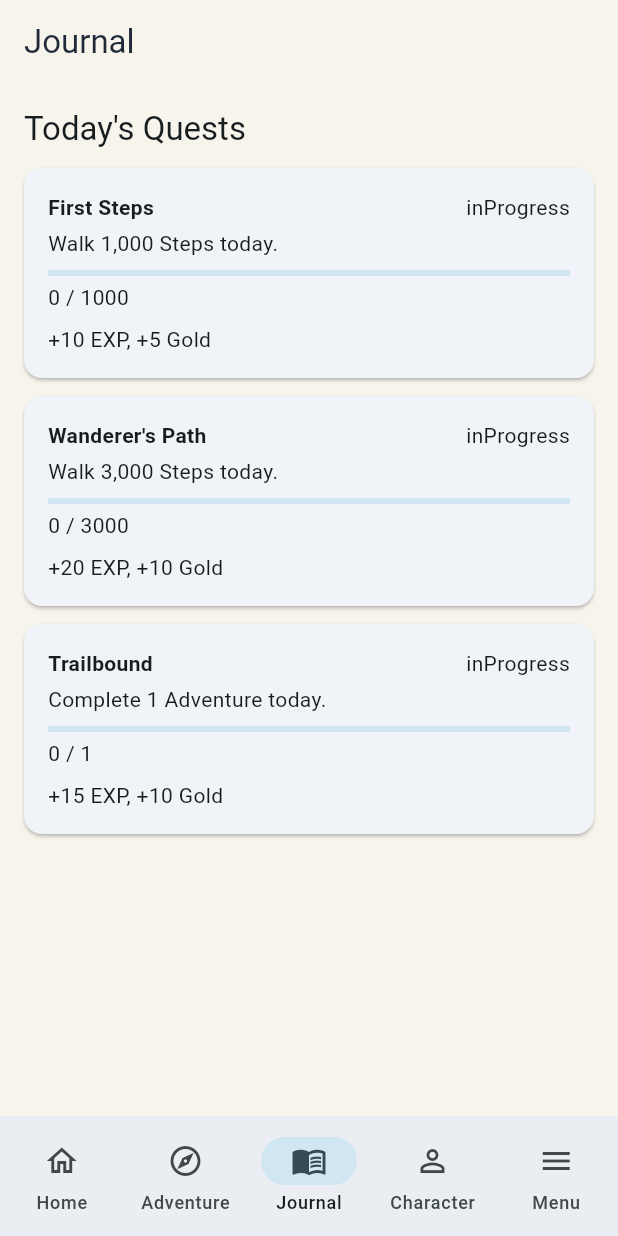
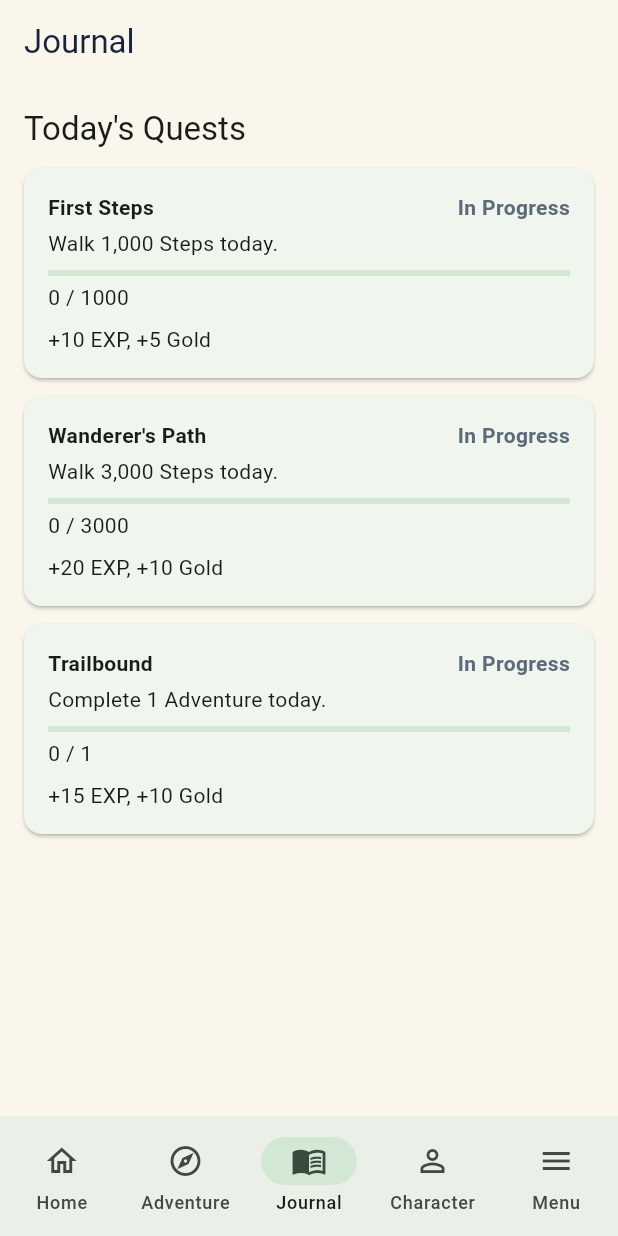
Before and after one commit to namchokGithub/everstride-mobile, a Flutter app: the JournalScreen screen opened by its route, on a phone screen of 412 x 824 dp. Run offline on Flutter 3.47's test engine with Material 3 defaults, Android fonts, the phone set to English and light mode, and no system bars; our stand-ins replace drift, flutter_dotenv, flutter_riverpod, go_router, supabase_flutter; missing offline and left inert: health; accounts and stored records are empty; generated files the repository leaves out were written again.

Commit message:
feat: enhance UI with tooltips, improve theme colors, and add tests for screens

```diff
--- a/lib/app/screens/home_screen.dart
+++ b/lib/app/screens/home_screen.dart
@@ -32,6 +32,7 @@ class HomeScreen extends ConsumerWidget {
         ),
         actions: [
           IconButton(
+            tooltip: 'Pick a date',
             icon: const Icon(Icons.calendar_today_outlined),
             onPressed: () async {
               final selectedDate = ref.read(selectedDateProvider);
@@ -202,6 +203,7 @@ class _Dashboard extends ConsumerWidget {
         ),
         Center(
           child: IconButton(
+            tooltip: 'Sync now',
             icon: (steps.isLoading || (sync?.isLoading ?? false))
                 ? const SizedBox(
                     width: 20,
--- a/lib/app/theme/app_theme.dart
+++ b/lib/app/theme/app_theme.dart
@@ -3,22 +3,26 @@ import 'package:flutter/material.dart';
 class AppTheme {
   const AppTheme._();
 
-  static const backgroundColor = Color(0xFFF7F4EC);
+  static const jade = Color(0xFF2E9B5F);
+  static const mint = Color(0xFFA9F1C9);
+  static const deepNavy = Color(0xFF16233D);
+  static const warmCream = Color(0xFFFBF6EC);
+  static const amber = Color(0xFFE8B93F);
+  static const berry = Color(0xFFC65D5D);
+
+  static const backgroundColor = warmCream;
   static const surfaceColor = Color(0xFFFFFFFF);
-  static const primaryColor = Color(0xFF1F2E35);
-  static const textPrimaryColor = Color(0xFF1F2937);
-  static const textSecondaryColor = Color(0xFF6B7280);
-  static const accentGold = Color(0xFFE8B93F);
-  static const accentBlue = Color(0xFF3B82F6);
-  static const accentGreen = Color(0xFF5B8C5A);
+  static const textPrimaryColor = deepNavy;
+  static const textSecondaryColor = Color(0xFF5B6B7A);
 
   static ThemeData get light => ThemeData(
     useMaterial3: true,
     scaffoldBackgroundColor: backgroundColor,
     colorScheme: ColorScheme.fromSeed(
-      seedColor: primaryColor,
+      seedColor: jade,
       brightness: Brightness.light,
       surface: surfaceColor,
+      error: berry,
     ),
     appBarTheme: const AppBarTheme(
       backgroundColor: backgroundColor,
@@ -27,7 +31,7 @@ class AppTheme {
     ),
     elevatedButtonTheme: ElevatedButtonThemeData(
       style: ElevatedButton.styleFrom(
-        backgroundColor: primaryColor,
+        backgroundColor: deepNavy,
         foregroundColor: Colors.white,
         shape: RoundedRectangleBorder(borderRadius: BorderRadius.circular(28)),
         padding: const EdgeInsets.symmetric(vertical: 16),
@@ -37,9 +41,25 @@ class AppTheme {
 
   static ThemeData get dark => ThemeData(
     useMaterial3: true,
+    scaffoldBackgroundColor: deepNavy,
     colorScheme: ColorScheme.fromSeed(
-      seedColor: primaryColor,
+      seedColor: jade,
       brightness: Brightness.dark,
+      surface: const Color(0xFF20314F),
+      error: berry,
+    ),
+    appBarTheme: const AppBarTheme(
+      backgroundColor: deepNavy,
+      foregroundColor: warmCream,
+      elevation: 0,
+    ),
+    elevatedButtonTheme: ElevatedButtonThemeData(
+      style: ElevatedButton.styleFrom(
+        backgroundColor: jade,
+        foregroundColor: deepNavy,
+        shape: RoundedRectangleBorder(borderRadius: BorderRadius.circular(28)),
+        padding: const EdgeInsets.symmetric(vertical: 16),
+      ),
     ),
   );
 }
--- a/lib/features/journal/presentation/screens/journal_screen.dart
+++ b/lib/features/journal/presentation/screens/journal_screen.dart
@@ -1,6 +1,7 @@
 import 'package:flutter/material.dart';
 import 'package:flutter_riverpod/flutter_riverpod.dart';
 
+import '../../../../app/theme/app_theme.dart';
 import '../../../../core/errors/result.dart';
 import '../../../quest/domain/entities/quest_instance.dart';
 import '../../../quest/domain/quest_catalog.dart';
@@ -19,7 +20,7 @@ class JournalScreen extends ConsumerWidget {
     if (instances == null) {
       return Scaffold(
         appBar: AppBar(title: const Text('Journal')),
-        body: const Center(child: Text('Loading...')),
+        body: const Center(child: Text("Gathering today's Quests…")),
       );
     }
     final sorted = [...instances]
@@ -68,7 +69,7 @@ class _QuestCard extends ConsumerWidget {
                   definition.title,
                   style: const TextStyle(fontWeight: FontWeight.bold),
                 ),
-                Text(instance.status.name),
+                _QuestStatusLabel(status: instance.status),
               ],
             ),
             const SizedBox(height: 4),
@@ -92,12 +93,20 @@ class _QuestCard extends ConsumerWidget {
                       final result = await ref
                           .read(questControllerProvider.notifier)
                           .claim(instance);
-                      if (result case Err(:final failure)) {
-                        if (context.mounted) {
+                      if (!context.mounted) return;
+                      switch (result) {
+                        case Ok():
+                          ScaffoldMessenger.of(context).showSnackBar(
+                            SnackBar(
+                              content: Text(
+                                'Claimed! +${instance.expReward} EXP, +${instance.goldReward} Gold',
+                              ),
+                            ),
+                          );
+                        case Err(:final failure):
                           ScaffoldMessenger.of(context).showSnackBar(
                             SnackBar(content: Text(failure.message)),
                           );
-                        }
                       }
                     },
                     child: const Text('Claim'),
@@ -110,3 +119,42 @@ class _QuestCard extends ConsumerWidget {
     );
   }
 }
+
+class _QuestStatusLabel extends StatelessWidget {
+  const _QuestStatusLabel({required this.status});
+
+  final QuestStatus status;
+
+  @override
+  Widget build(BuildContext context) {
+    final label = switch (status) {
+      QuestStatus.inProgress => 'In Progress',
+      QuestStatus.claimable => 'Ready to claim',
+      QuestStatus.claimed => 'Claimed',
+      QuestStatus.expired => 'Expired',
+    };
+    if (status != QuestStatus.claimable) {
+      return Text(
+        label,
+        style: const TextStyle(
+          fontWeight: FontWeight.w600,
+          color: AppTheme.textSecondaryColor,
+        ),
+      );
+    }
+    return Container(
+      padding: const EdgeInsets.symmetric(horizontal: 8, vertical: 4),
+      decoration: BoxDecoration(
+        color: AppTheme.mint,
+        borderRadius: BorderRadius.circular(12),
+      ),
+      child: Text(
+        label,
+        style: const TextStyle(
+          fontWeight: FontWeight.w700,
+          color: AppTheme.deepNavy,
+        ),
+      ),
+    );
+  }
+}
```
Also changed, not shown: lib/features/adventure/presentation/screens/adventure_result_screen.dart (+29 -4 lines), lib/features/adventure/presentation/screens/adventure_screen.dart (+14 -3 lines), 3 other files.
